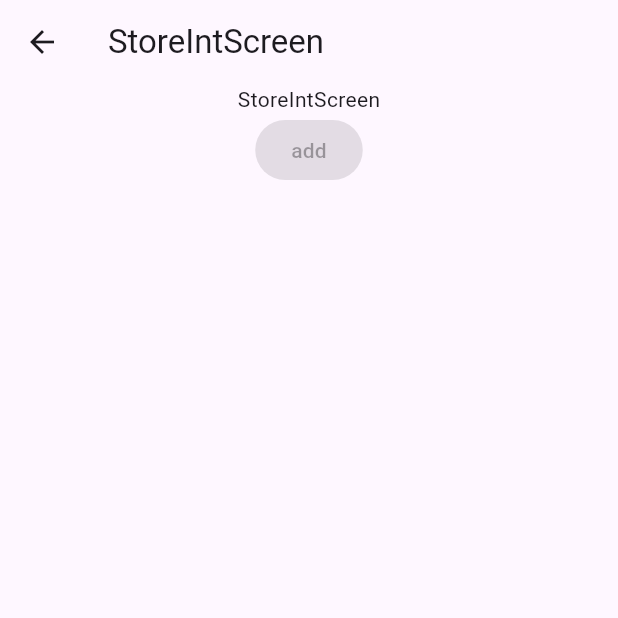
After one commit to tarikbinaziz/riverpod, a Flutter app: the StoreIntScreen screen opened directly, on a phone screen of 412 x 824 dp, the top half of it. The commit adds this screen. Run offline on Flutter 3.47's test engine with Material 3 defaults, Android fonts, the phone set to English and light mode, and no system bars; our stand-ins replace dio, flutter_riverpod, riverpod_annotation; generated files the repository leaves out were written again; network calls fail; statements that could not run were skipped.

Commit message:
try to store int

```diff
--- a/lib/main.dart
+++ b/lib/main.dart
@@ -1,5 +1,5 @@
 import 'package:flutter/material.dart';
-import 'package:flutter_application_1/riverpod_2.0/riverpod_generator_package/providers/future_provider/features/post/views/post_screen.dart';
+import 'package:flutter_application_1/riverpod_2.0/riverpod_generator_package/providers/features/post/views/post_screen.dart';
 import 'package:flutter_riverpod/flutter_riverpod.dart';
 
 void main() {
--- a/lib/riverpod_2.0/riverpod_generator_package/providers/future_provider/features/post/repo/post_repo.dart
+++ b/lib/riverpod_2.0/riverpod_generator_package/providers/features/post/repo/post_repo.dart
@@ -1,7 +1,6 @@
 import 'package:dio/dio.dart';
-import 'package:flutter_application_1/riverpod_2.0/riverpod_generator_package/providers/future_provider/features/post/logic/dio_provider.dart';
+import 'package:flutter_application_1/riverpod_2.0/riverpod_generator_package/providers/features/post/logic/dio_provider.dart';
 import 'package:riverpod_annotation/riverpod_annotation.dart';
-
 part 'post_repo.g.dart';
 
 abstract class PostRepo {
--- /dev/null
+++ b/lib/riverpod_2.0/riverpod_generator_package/providers/features/store_int/logic/store_int.dart
@@ -0,0 +1,11 @@
+import 'package:flutter_riverpod/flutter_riverpod.dart';
+import 'package:riverpod_annotation/riverpod_annotation.dart';
+part 'store_int.g.dart';
+
+final storeIntData = StateProvider<int>((ref) => 0);
+
+
+@riverpod
+int storeInt (StoreIntRef ref) {
+  return 0;
+}
--- /dev/null
+++ b/lib/riverpod_2.0/riverpod_generator_package/providers/features/store_int/views/store_int_views.dart
@@ -0,0 +1,23 @@
+import 'package:flutter/material.dart';
+import 'package:flutter_application_1/riverpod_2.0/riverpod_generator_package/providers/features/store_int/logic/store_int.dart';
+import 'package:flutter_riverpod/flutter_riverpod.dart';
+
+class StoreIntScreen extends ConsumerWidget {
+  const StoreIntScreen({super.key});
+
+  @override
+  Widget build(BuildContext context, WidgetRef ref) {
+    final storeInt = ref.watch(storeIntProvider);
+    return Scaffold(
+      appBar: AppBar(title: const Text('StoreIntScreen')),
+      body: Column(
+        children: [
+          const Center(child: Text('StoreIntScreen')),
+          ElevatedButton(onPressed: () {
+            ref.watch(storeIntProvider.).
+          }, child: const Text("add"))
+        ],
+      ),
+    );
+  }
+}
```
Also changed, not shown: lib/riverpod_2.0/riverpod_generator_package/providers/features/post/logic/post_logic.dart (added, +22 -0 lines), lib/riverpod_2.0/riverpod_generator_package/providers/features/post/views/post_screen.dart (renamed from lib/riverpod_2.0/riverpod_generator_package/providers/future_provider/features/post/views/post_screen.dart, +5 -3 lines), lib/riverpod_2.0/riverpod_generator_package/providers/future_provider/features/post/logic/post_logic.dart (deleted, +0 -24 lines), lib/riverpod_2.0/riverpod_generator_package/providers/features/post/logic/dio_provider.dart (renamed from lib/riverpod_2.0/riverpod_generator_package/providers/future_provider/features/post/logic/dio_provider.dart), lib/riverpod_2.0/riverpod_generator_package/providers/features/post/logic/dio_provider.g.dart (renamed from lib/riverpod_2.0/riverpod_generator_package/providers/future_provider/features/post/logic/dio_provider.g.dart), lib/riverpod_2.0/riverpod_generator_package/providers/features/post/logic/post_logic.g.dart (renamed from lib/riverpod_2.0/riverpod_generator_package/providers/future_provider/features/post/logic/post_logic.g.dart), lib/riverpod_2.0/riverpod_generator_package/providers/features/post/model/post_model.dart (renamed from lib/riverpod_2.0/riverpod_generator_package/providers/future_provider/features/post/model/post_model.dart), lib/riverpod_2.0/riverpod_generator_package/providers/features/post/repo/post_repo.g.dart (renamed from lib/riverpod_2.0/riverpod_generator_package/providers/future_provider/features/post/repo/post_repo.g.dart), lib/riverpod_2.0/riverpod_generator_package/providers/features/store_int/logic/store_int.g.dart (added), 1 other file.
